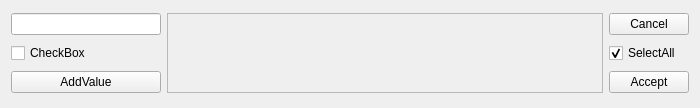
This is AraSteamManager/subform/formaddcategory.ui in Arankir/AraSteamManager as Qt 5 draws it before an edit. The edited form follows.
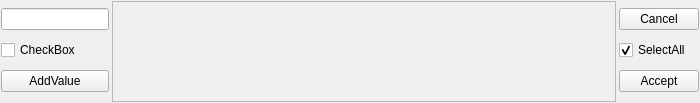
This is the edited form. Icons and pictures are not drawn.

Patch:
```diff
--- a/AraSteamManager/subform/formaddcategory.ui
+++ b/AraSteamManager/subform/formaddcategory.ui
@@ -7,15 +7,83 @@
     <x>0</x>
     <y>0</y>
     <width>700</width>
-    <height>108</height>
+    <height>103</height>
    </rect>
   </property>
   <property name="windowTitle">
    <string>Form</string>
   </property>
-  <layout class="QGridLayout" name="gridLayout">
-   <item row="0" column="1" rowspan="3">
+  <layout class="QHBoxLayout" name="horizontalLayout">
+   <property name="spacing">
+    <number>3</number>
+   </property>
+   <property name="leftMargin">
+    <number>1</number>
+   </property>
+   <property name="topMargin">
+    <number>1</number>
+   </property>
+   <property name="rightMargin">
+    <number>1</number>
+   </property>
+   <property name="bottomMargin">
+    <number>1</number>
+   </property>
+   <item>
+    <layout class="QVBoxLayout" name="verticalLayout_2">
+     <property name="spacing">
+      <number>3</number>
+     </property>
+     <item>
+      <widget class="QLineEdit" name="LineEditTitle">
+       <property name="sizePolicy">
+        <sizepolicy hsizetype="Minimum" vsizetype="Fixed">
+         <horstretch>0</horstretch>
+         <verstretch>0</verstretch>
+        </sizepolicy>
+       </property>
+       <property name="maximumSize">
+        <size>
+         <width>150</width>
+         <height>16777215</height>
+        </size>
+       </property>
+      </widget>
+     </item>
+     <item>
+      <widget class="QCheckBox" name="CheckBoxNoValue">
+       <property name="text">
+        <string>CheckBox</string>
+       </property>
+      </widget>
+     </item>
+     <item>
+      <widget class="QPushButton" name="ButtonAddValue">
+       <property name="maximumSize">
+        <size>
+         <width>150</width>
+         <height>16777215</height>
+        </size>
+       </property>
+       <property name="text">
+        <string>AddValue</string>
+       </property>
+       <property name="icon">
+        <iconset resource="../images/resimg.qrc">
+         <normaloff>:/program/program/create.png</normaloff>:/program/program/create.png</iconset>
+       </property>
+      </widget>
+     </item>
+    </layout>
+   </item>
+   <item>
     <widget class="QScrollArea" name="ScrollAreaValues">
+     <property name="sizePolicy">
+      <sizepolicy hsizetype="Expanding" vsizetype="Minimum">
+       <horstretch>0</horstretch>
+       <verstretch>0</verstretch>
+      </sizepolicy>
+     </property>
      <property name="widgetResizable">
       <bool>true</bool>
      </property>
@@ -24,24 +92,19 @@
        <rect>
         <x>0</x>
         <y>0</y>
-        <width>438</width>
-        <height>81</height>
+        <width>498</width>
+        <height>99</height>
        </rect>
       </property>
      </widget>
     </widget>
    </item>
-   <item row="0" column="0">
-    <widget class="QLineEdit" name="LineEditTitle">
-     <property name="maximumSize">
-      <size>
-       <width>150</width>
-       <height>16777215</height>
-      </size>
+   <item>
+    <layout class="QVBoxLayout" name="verticalLayout">
+     <property name="spacing">
+      <number>3</number>
      </property>
-    </widget>
-   </item>
-   <item row="0" column="2">
+     <item>
     <widget class="QPushButton" name="ButtonCancel">
      <property name="text">
       <string>Cancel</string>
@@ -52,31 +115,7 @@
      </property>
     </widget>
    </item>
-   <item row="2" column="0">
-    <widget class="QPushButton" name="ButtonAddValue">
-     <property name="maximumSize">
-      <size>
-       <width>150</width>
-       <height>16777215</height>
-      </size>
-     </property>
-     <property name="text">
-      <string>AddValue</string>
-     </property>
-     <property name="icon">
-      <iconset resource="../images/resimg.qrc">
-       <normaloff>:/program/program/create.png</normaloff>:/program/program/create.png</iconset>
-     </property>
-    </widget>
-   </item>
-   <item row="1" column="0">
-    <widget class="QCheckBox" name="CheckBoxNoValue">
-     <property name="text">
-      <string>CheckBox</string>
-     </property>
-    </widget>
-   </item>
-   <item row="1" column="2">
+     <item>
     <widget class="QCheckBox" name="CheckBoxSelectAll">
      <property name="text">
       <string>SelectAll</string>
@@ -86,7 +125,7 @@
      </property>
     </widget>
    </item>
-   <item row="2" column="2">
+     <item>
     <widget class="QPushButton" name="ButtonAccept">
      <property name="text">
       <string>Accept</string>
@@ -96,6 +135,8 @@
        <normaloff>:/program/program/apply.png</normaloff>:/program/program/apply.png</iconset>
      </property>
     </widget>
+     </item>
+    </layout>
    </item>
   </layout>
  </widget>
```
Lines whose indentation alone changed are shown as unchanged.
